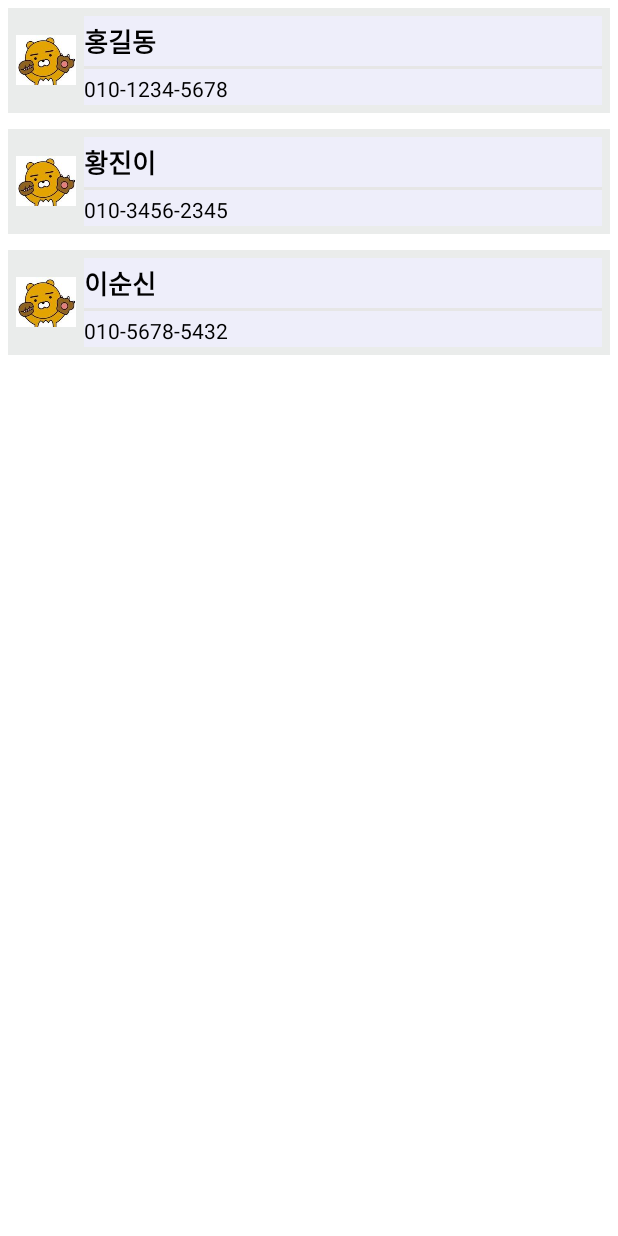
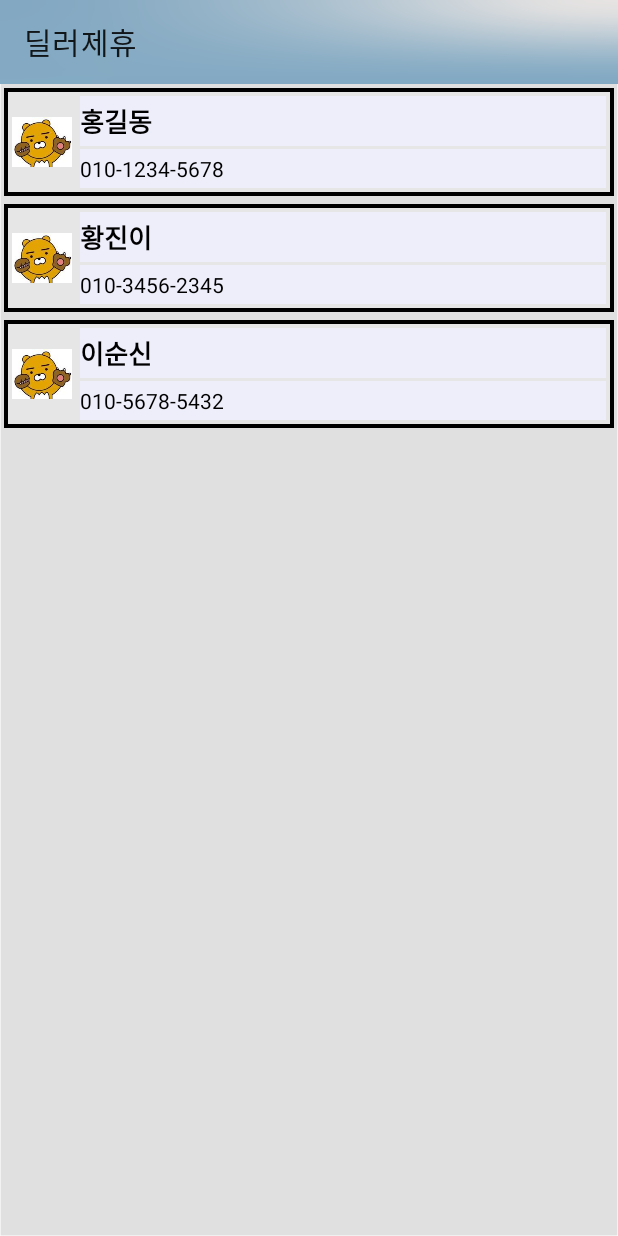
Before and after one commit to LJY981008/Carpro, an Android app: the AllianceFragment screen opened through its navigation route, on a phone screen of 412 x 824 dp. Run offline under Robolectric (Android 15) with nearby library versions, the phone set to English and light mode, and no system bars.

Commit message:
디자인

```diff
--- a/app/src/main/java/com/example/carpro/MainActivity.kt
+++ b/app/src/main/java/com/example/carpro/MainActivity.kt
@@ -17,7 +17,7 @@ class MainActivity : AppCompatActivity() {
         super.onCreate(savedInstanceState)
         binding = ActivityMainBinding.inflate(layoutInflater)
         setContentView(binding.root)
-
+        /*setSupportActionBar(findViewById(R.id.toolbar))*/
         requestPermissions()
 
     }
--- a/app/src/main/java/com/example/carpro/fragment/AllianceFragment.kt
+++ b/app/src/main/java/com/example/carpro/fragment/AllianceFragment.kt
@@ -14,26 +14,7 @@ import com.example.carpro.databinding.FragmentAllianceBinding
 class AllianceFragment : Fragment() {
     private lateinit var binding: FragmentAllianceBinding
     private lateinit var adapter: AllianceAdapter
-    private val allianceList: MutableList<AllianceInfo> = mutableListOf(
-        /*AllianceInfo(
-            ContextCompat.getDrawable(
-                requireActivity(),
-                R.drawable.img
-            )!!, "홍길동", "010-1234-5678"
-        ),
-        AllianceInfo(
-            ContextCompat.getDrawable(
-                requireActivity(),
-                R.drawable.img
-            )!!, "황진이", "010-3456-2345"
-        ),
-        AllianceInfo(
-            ContextCompat.getDrawable(
-                requireActivity(),
-                R.drawable.img
-            )!!, "이순신", "010-5678-5432"
-        )*/
-    )
+    private val allianceList: MutableList<AllianceInfo> = mutableListOf()
 
     override fun onCreateView(
         inflater: LayoutInflater, container: ViewGroup?,
@@ -66,6 +47,7 @@ class AllianceFragment : Fragment() {
         )
         adapter = AllianceAdapter(allianceList)
         binding.listAlliance.adapter = adapter
+
         return binding.root
     }
 }
--- a/app/src/main/java/com/example/carpro/saleList/SaleAdapter.kt
+++ b/app/src/main/java/com/example/carpro/saleList/SaleAdapter.kt
@@ -45,7 +45,7 @@ class SaleAdapter(private val items: MutableList<SaleInfo>) :
             binding.tvCarType.text = "차종 : " + item.carType
             binding.tvCarPrice.text = "가격 : " + item.carPrice + " 만원"
 
-            binding.LinearSalecar.setOnClickListener {
+            binding.linearSalecar.setOnClickListener {
                 val dialogView =
                     LayoutInflater.from(itemView.context).inflate(R.layout.dialog_sale, null)
                 val builder =
--- /dev/null
+++ b/app/src/main/res/drawable/border.xml
@@ -0,0 +1,20 @@
+<?xml version="1.0" encoding="utf-8"?>
+<layer-list xmlns:android="http://schemas.android.com/apk/res/android">
+    <item>
+        <shape android:shape="rectangle">
+            <solid android:color="#000000" />
+        </shape>
+
+    </item>
+    <item
+        android:bottom="3dp"
+        android:left="3dp"
+        android:right="3dp"
+        android:top="3dp">
+        <shape android:shape="rectangle">
+            <solid android:color="#E6E6E6"/>
+        </shape>
+    </item>
+
+
+</layer-list>
--- a/app/src/main/res/layout/activity_main.xml
+++ b/app/src/main/res/layout/activity_main.xml
@@ -6,17 +6,26 @@
     android:layout_height="match_parent"
     tools:context=".MainActivity">
 
-
+    <!--<androidx.appcompat.widget.Toolbar
+        android:id="@+id/toolbar"
+        android:layout_width="match_parent"
+        android:layout_height="?attr/actionBarSize"
+        android:background="@drawable/imgbackground"
+        android:elevation="4dp"
+        android:theme="@style/ThemeOverlay.AppCompat.ActionBar"
+        app:popupTheme="@style/ThemeOverlay.AppCompat.ActionBar"
+        tools:ignore="MissingConstraints" />
+-->
     <fragment
         android:id="@+id/nav_host_fragment"
         android:name="androidx.navigation.fragment.NavHostFragment"
         android:layout_width="0dp"
         android:layout_height="0dp"
+        app:defaultNavHost="true"
+        app:layout_constraintBottom_toBottomOf="parent"
         app:layout_constraintLeft_toLeftOf="parent"
         app:layout_constraintRight_toRightOf="parent"
         app:layout_constraintTop_toTopOf="parent"
-        app:layout_constraintBottom_toBottomOf="parent"
-        app:defaultNavHost="true"
         app:navGraph="@navigation/nav_graph" />
 
 
--- a/app/src/main/res/layout/fragment_alliance.xml
+++ b/app/src/main/res/layout/fragment_alliance.xml
@@ -1,18 +1,31 @@
 <?xml version="1.0" encoding="utf-8"?>
-<androidx.constraintlayout.widget.ConstraintLayout xmlns:android="http://schemas.android.com/apk/res/android"
+<LinearLayout xmlns:android="http://schemas.android.com/apk/res/android"
     xmlns:app="http://schemas.android.com/apk/res-auto"
     xmlns:tools="http://schemas.android.com/tools"
     android:layout_width="match_parent"
     android:layout_height="match_parent"
+    android:orientation="vertical"
+    android:background="@drawable/fullbackground"
     tools:context=".fragment.AllianceFragment">
-
+    <androidx.appcompat.widget.Toolbar
+        android:layout_margin="-1dp"
+        app:title="딜러제휴"
+        android:id="@+id/toolbar"
+        android:layout_width="match_parent"
+        android:layout_height="?attr/actionBarSize"
+        android:background="@drawable/imgbackground"
+        android:elevation="4dp"
+        android:theme="@style/ThemeOverlay.AppCompat.ActionBar"
+        app:popupTheme="@style/ThemeOverlay.AppCompat.ActionBar"/>
 
     <androidx.recyclerview.widget.RecyclerView
         android:id="@+id/list_alliance"
+        android:scrollbars="vertical"
+        android:scrollbarFadeDuration="0"
         android:layout_width="match_parent"
         android:layout_height="match_parent"
         app:layoutManager="androidx.recyclerview.widget.LinearLayoutManager"
         tools:listitem="@layout/item_alliance" />
 
 
-</androidx.constraintlayout.widget.ConstraintLayout>
+</LinearLayout>
--- a/app/src/main/res/layout/item_alliance.xml
+++ b/app/src/main/res/layout/item_alliance.xml
@@ -1,15 +1,15 @@
 <?xml version="1.0" encoding="utf-8"?>
 <LinearLayout xmlns:android="http://schemas.android.com/apk/res/android"
     android:layout_width="match_parent"
-    android:layout_height="70dp"
-    android:layout_margin="5dp"
-    android:layout_marginBottom="5dp"
+    android:layout_height="wrap_content"
+    xmlns:app="http://schemas.android.com/apk/res-auto"
+    android:layout_margin="1dp"
     android:orientation="vertical">
-
     <LinearLayout
         android:layout_width="match_parent"
         android:layout_height="wrap_content"
-        android:background="#EAECEB"
+        android:background="@drawable/border"
+        android:layout_margin="1dp"
         android:orientation="horizontal"
         android:padding="5dp">
 
```
Also changed, not shown: app/src/main/java/com/example/carpro/fragment/PriceFragment.kt (+5 -2 lines), app/src/main/res/layout/fragment_accident.xml (+12 -22 lines), app/src/main/res/layout/fragment_price.xml (+14 -1 lines), app/src/main/res/layout/fragment_repair.xml (+12 -23 lines), app/src/main/res/layout/fragment_sale.xml (+15 -9 lines), app/src/main/res/layout/fragment_sell.xml (+14 -1 lines), app/src/main/res/layout/item_salecar.xml (+33 -12 lines).
